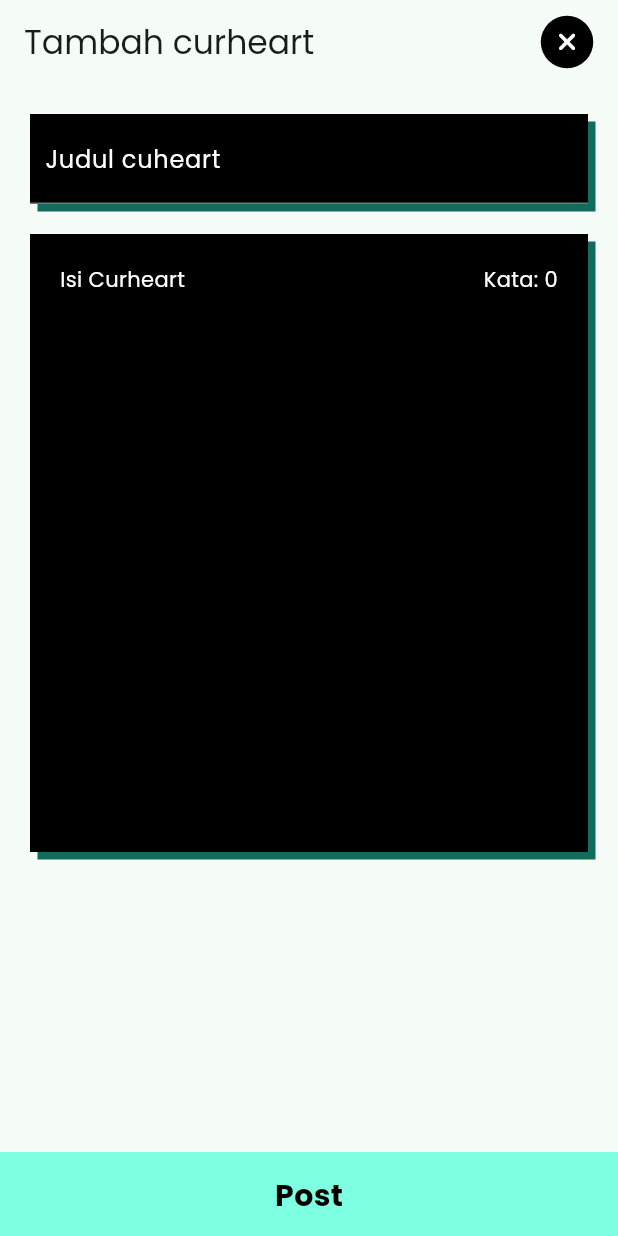
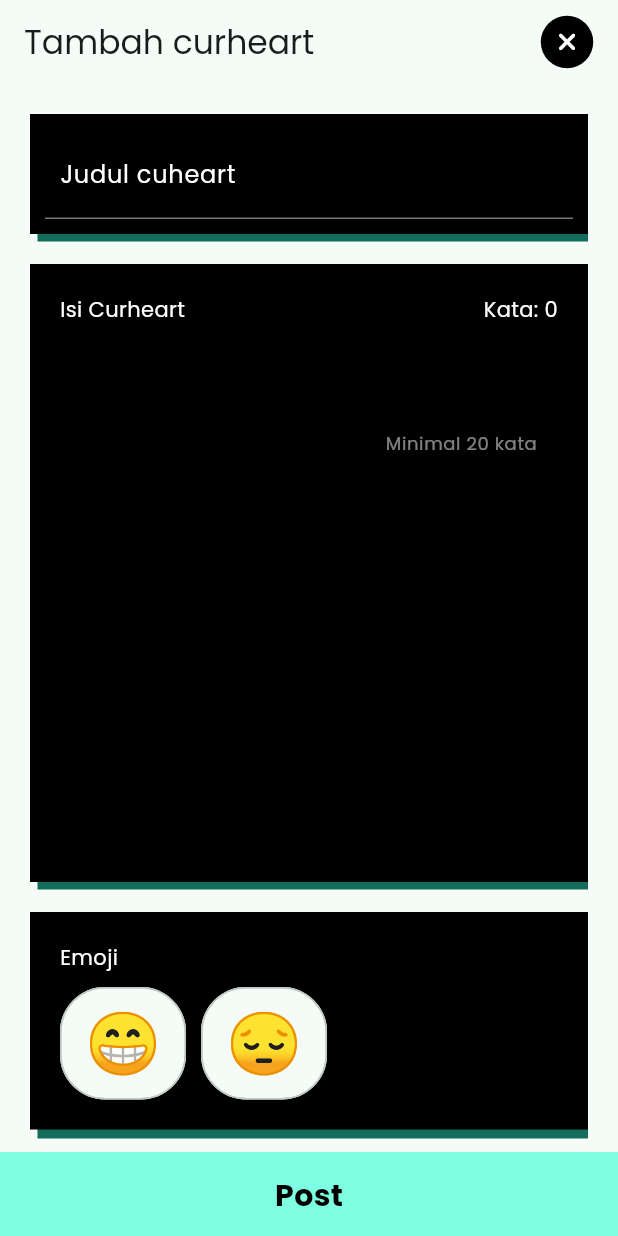
Before and after one commit to figositanggang/curheart, a Flutter app: the AddCurheart screen opened directly with empty values, on a phone screen of 412 x 824 dp. Run offline on Flutter 3.47's test engine with Material 3 defaults, Android fonts, the phone set to English and light mode, and no system bars; our stand-ins replace animated_text_kit, cloud_firestore, firebase_core, font_awesome_flutter, google_fonts, shared_preferences and 1 more; accounts and stored records are empty.

Commit message:
add emoji

```diff
--- a/lib/core/add_curheart.dart
+++ b/lib/core/add_curheart.dart
@@ -1,5 +1,9 @@
+import 'package:curheart/helper/firebase_firestore_helper.dart';
+import 'package:curheart/models/curheart_model.dart';
 import 'package:curheart/models/user_model.dart';
 import 'package:curheart/provider/curheart_provider.dart';
+import 'package:curheart/utils/const_variables.dart';
+import 'package:curheart/utils/custom_methods.dart';
 import 'package:curheart/utils/custom_theme.dart';
 import 'package:curheart/utils/custom_widgets.dart';
 import 'package:flutter/material.dart';
@@ -18,7 +22,8 @@ class _AddCurheartState extends State<AddCurheart> {
 
   late TextEditingController titleCurheart;
   late CurheartProvider curheartProvider;
-  // late TextEditingController isiCurheart;
+
+  int? selectedChip;
 
   @override
   void initState() {
@@ -26,7 +31,11 @@ class _AddCurheartState extends State<AddCurheart> {
     curheartProvider = Provider.of<CurheartProvider>(context, listen: false);
 
     titleCurheart = TextEditingController();
-    // isiCurheart = TextEditingController();
+  }
+
+  // ! Post a Curheart
+  void postCurheart(CurheartModel curheartModel) async {
+    String res = await FirebaseFirestoreHelper.postCurheart(curheartModel);
   }
 
   @override
@@ -40,6 +49,7 @@ class _AddCurheartState extends State<AddCurheart> {
           builder: (context) => MyDialog(
             onYes: () {
               pop = true;
+              curheartProvider.isiCurheart.text = "";
 
               Navigator.pop(context);
             },
@@ -49,6 +59,7 @@ class _AddCurheartState extends State<AddCurheart> {
         return pop;
       },
       child: Scaffold(
+        // @ App Bar
         appBar: MyAppBar(
           context,
           title: Text("Tambah curheart"),
@@ -57,6 +68,8 @@ class _AddCurheartState extends State<AddCurheart> {
               context: context,
               builder: (context) => MyDialog(
                 onYes: () {
+                  curheartProvider.isiCurheart.text = "";
+
                   Navigator.pop(context);
                   Navigator.pop(context);
                 },
@@ -67,6 +80,8 @@ class _AddCurheartState extends State<AddCurheart> {
         body: Padding(
           padding: const EdgeInsets.symmetric(horizontal: 20.0),
           child: SingleChildScrollView(
+            child: Container(
+              margin: EdgeInsets.only(bottom: kBottomNavigationBarHeight + 20),
               child: Form(
                 key: formKey,
                 child: Column(
@@ -75,6 +90,7 @@ class _AddCurheartState extends State<AddCurheart> {
 
                     // @ Title Curheart
                     Container(
+                      padding: EdgeInsets.all(10),
                       decoration: BoxDecoration(
                         color: reversedColor(context),
                         boxShadow: [
@@ -129,6 +145,23 @@ class _AddCurheartState extends State<AddCurheart> {
                           MyTextField(
                             controller: curheartProvider.isiCurheart,
                             label: "",
+                            validator: (value) {
+                              if (value!.isEmpty) {
+                                return "Masih kosong...";
+                              }
+                              if (RegExp(r"[\w-]+")
+                                      .allMatches(context
+                                          .read<CurheartProvider>()
+                                          .isiCurheart
+                                          .text)
+                                      .length <
+                                  20) {
+                                return "Minimal 20 kata...";
+                              }
+
+                              return null;
+                            },
+                            counterText: "Minimal 20 kata",
                             labelColor: directColor(context),
                             valueColor: directColor(context),
                             contentPadding: EdgeInsets.all(10),
@@ -142,7 +175,41 @@ class _AddCurheartState extends State<AddCurheart> {
                         ],
                       ),
                     ),
+                    SizedBox(height: 20),
+
+                    // @ Emoji
+                    MyContainer(
+                      padding: EdgeInsets.all(20),
+                      child: Column(
+                        crossAxisAlignment: CrossAxisAlignment.start,
+                        children: [
+                          Text(
+                            "Emoji",
+                            style: TextStyle(color: directColor(context)),
+                          ),
+                          SizedBox(height: 10),
+                          Row(
+                            children: List.generate(
+                              emoji.length,
+                              (index) => MyChip(
+                                label: Text(
+                                  emoji[index],
+                                  style: TextStyle(fontSize: 40),
+                                ),
+                                selected: selectedChip == index,
+                                onSelected: (value) {
+                                  setState(() {
+                                    selectedChip = index;
+                                  });
+                                },
+                              ),
+                            ),
+                          ),
                         ],
+                      ),
+                    ),
+                  ],
+                ),
               ),
             ),
           ),
@@ -155,7 +222,15 @@ class _AddCurheartState extends State<AddCurheart> {
             text: "Post",
             borderRadius: BorderRadius.zero,
             onPressed: () {
-              if (formKey.currentState!.validate()) {}
+              if (!formKey.currentState!.validate()) {
+                return;
+              } else if (selectedChip == null) {
+                showSnackBar(
+                    context, MySnackBar(content: "Emoji belum dipilih"));
+                return;
+              }
+
+              postCurheart(curheartModel);
             },
           ),
         ),
--- a/lib/helper/supabase_auth_helper.dart
+++ b/lib/helper/supabase_auth_helper.dart
@@ -51,6 +51,7 @@ class SupabaseAuthHelper {
         email: email,
         name: name,
         photoUrl: "",
+        curhearts: [],
       ));
 
       return "success";
--- a/lib/models/curheart_model.dart
+++ b/lib/models/curheart_model.dart
@@ -3,16 +3,18 @@ import 'package:cloud_firestore/cloud_firestore.dart';
 class CurheartModel {
   final String id;
   final String createdBy;
+  final String type;
   final String title;
+  final String isiCurheart;
   final int color;
-  final List<String> curheart;
   final Timestamp createdAt;
 
   CurheartModel({
     required this.id,
     required this.createdBy,
+    required this.type,
     required this.title,
-    required this.curheart,
+    required this.isiCurheart,
     required this.color,
     required this.createdAt,
   });
@@ -21,9 +23,10 @@ class CurheartModel {
     return {
       "id": this.id,
       "createdBy": this.createdBy,
+      "type": this.type,
       "title": this.title,
       "color": this.color,
-      "curheart": this.curheart,
+      "isiCurheart": this.isiCurheart,
       "createdAt": this.createdAt,
     };
   }
@@ -34,9 +37,10 @@ class CurheartModel {
     return CurheartModel(
       id: json["id"],
       createdBy: json["createdBy"],
+      type: json["type"],
       title: json["title"],
       color: json["color"],
-      curheart: json["curheart"],
+      isiCurheart: json["isiCurheart"],
       createdAt: json["createdAt"],
     );
   }
--- a/lib/models/user_model.dart
+++ b/lib/models/user_model.dart
@@ -5,12 +5,14 @@ class UserModel {
   final String email;
   final String name;
   final String photoUrl;
+  final List curhearts;
 
   UserModel({
     required this.id,
     required this.email,
     required this.name,
     required this.photoUrl,
+    required this.curhearts,
   });
 
   Map<String, dynamic> toMap() {
@@ -19,6 +21,7 @@ class UserModel {
       "email": this.email,
       "name": this.name,
       "photoUrl": this.photoUrl,
+      "curhearts": this.curhearts,
     };
   }
 
@@ -30,6 +33,7 @@ class UserModel {
       email: json["email"],
       name: json["name"],
       photoUrl: json["photoUrl"],
+      curhearts: json["curhearts"],
     );
   }
 }
--- a/lib/utils/const_variables.dart
+++ b/lib/utils/const_variables.dart
@@ -1,11 +1,20 @@
+// ! Variables
 const String isOpenedKey = "isOpen";
 
+// RegExp
 final RegExp regExpEmail = RegExp(
     r"^[a-zA-Z0-9.a-zA-Z0-9.!#$%&'*+-/=?^_`{|}~]+@[a-zA-Z0-9]+\.[a-zA-Z]+");
 final RegExp regExpPassword =
     RegExp(r'^(?=.*\d)(?=.*[a-z])(?=.*[A-Z])(?=.*[a-zA-Z]).{8,}$');
 final RegExp regExpName = RegExp('[a-zA-Z]');
 
+// Emoji
+List<String> emoji = ["😁", "😔"];
+
+// ------------------------------------------------------------
+// ----
+
+// ! Methods
 String? emailValidator(String? value) {
   if (!regExpEmail.hasMatch(value!)) {
     return "Email belum valid";
--- a/lib/utils/custom_theme.dart
+++ b/lib/utils/custom_theme.dart
@@ -44,7 +44,7 @@ final ThemeData lightTheme = ThemeData(
   colorScheme: ColorScheme.fromSeed(
     brightness: Brightness.light,
     seedColor: primaryColor,
-  ),
+  ).copyWith(error: Colors.red),
 );
 
 final ThemeData darkTheme = ThemeData(
@@ -53,5 +53,5 @@ final ThemeData darkTheme = ThemeData(
   colorScheme: ColorScheme.fromSeed(
     brightness: Brightness.dark,
     seedColor: primaryColor,
-  ),
+  ).copyWith(error: Colors.red),
 );
--- a/lib/utils/custom_widgets.dart
+++ b/lib/utils/custom_widgets.dart
@@ -1,12 +1,12 @@
 // ignore_for_file: public_member_api_docs, sort_constructors_first, must_be_immutable
 import 'package:animated_text_kit/animated_text_kit.dart';
+import 'package:flutter/material.dart';
+import 'package:flutter/services.dart';
+import 'package:font_awesome_flutter/font_awesome_flutter.dart';
+
 import 'package:curheart/models/curheart_model.dart';
 import 'package:curheart/models/user_model.dart';
-import 'package:flutter/material.dart';
-
 import 'package:curheart/utils/custom_theme.dart';
-import 'package:flutter/services.dart';
-import 'package:font_awesome_flutter/font_awesome_flutter.dart';
 
 // @ Full Screen Loading
 class FullScreenLoading extends StatelessWidget {
@@ -137,6 +137,7 @@ class MyTextField extends StatelessWidget {
   InputBorder? focusedBorder;
   InputBorder? enabledBorder;
   void Function(String value)? onChanged;
+  String? counterText;
 
   MyTextField({
     super.key,
@@ -155,6 +156,7 @@ class MyTextField extends StatelessWidget {
     this.focusedBorder,
     this.enabledBorder,
     this.onChanged,
+    this.counterText,
   });
 
   @override
@@ -164,7 +166,13 @@ class MyTextField extends StatelessWidget {
       controller: controller,
       keyboardType: keyboardType,
       autovalidateMode: AutovalidateMode.onUserInteraction,
-      validator: validator,
+      validator: validator ??
+          (value) {
+            if (value!.isEmpty) {
+              return "Masih kosong...";
+            }
+            return null;
+          },
       autofillHints: autofillHints,
       inputFormatters: inputFormatters,
       obscureText: obscureText,
@@ -172,6 +180,8 @@ class MyTextField extends StatelessWidget {
         color: valueColor,
       ),
       decoration: InputDecoration(
+        counterText: counterText,
+        counterStyle: TextStyle(color: directColor(context).withOpacity(.5)),
         enabledBorder: enabledBorder,
         focusedBorder: focusedBorder,
         labelText: label,
@@ -287,6 +297,70 @@ class MyDialog extends StatelessWidget {
     );
   }
 }
+
+// @ Custom Container
+class MyContainer extends StatelessWidget {
+  final Widget child;
+
+  EdgeInsetsGeometry? padding;
+  EdgeInsetsGeometry? margin;
+  Color? bgColor;
+
+  MyContainer({
+    Key? key,
+    required this.child,
+    this.padding,
+    this.margin,
+    this.bgColor,
+  }) : super(key: key);
+
+  @override
+  Widget build(BuildContext context) {
+    return Container(
+      padding: padding,
+      margin: margin,
+      decoration: BoxDecoration(
+        color: bgColor ?? reversedColor(context),
+        boxShadow: [
+          BoxShadow(
+            color: reversedPrimary(context),
+            offset: Offset(5, 6),
+          ),
+        ],
+      ),
+      child: child,
+    );
+  }
+}
+
+// @ Choice Chip
+class MyChip extends StatelessWidget {
+  final Widget label;
+  final bool selected;
+  final void Function(bool value) onSelected;
+
+  const MyChip({
+    super.key,
+    required this.label,
+    required this.selected,
+    required this.onSelected,
+  });
+
+  @override
+  Widget build(BuildContext context) {
+    return Container(
+      margin: EdgeInsets.only(right: 10),
+      child: ChoiceChip(
+        showCheckmark: false,
+        shape: RoundedRectangleBorder(borderRadius: BorderRadius.circular(30)),
+        label: label,
+        selected: selected,
+        onSelected: onSelected,
+      ),
+    );
+  }
+}
+
 // ------------------------------------
 // ! Non StatelesWidget
 
```
Also changed, not shown: lib/helper/firebase_firestore_helper.dart (+12 -0 lines). Lines whose indentation alone changed are shown as unchanged.
